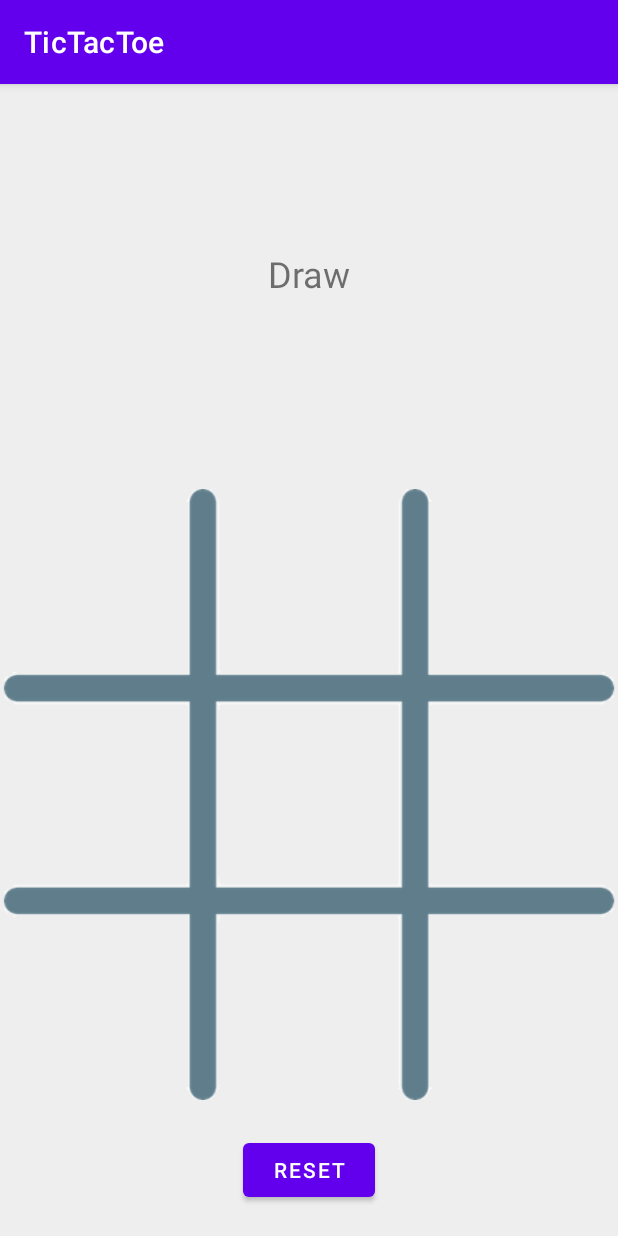
After one commit to xhianto/Ka.Hea.Lam.AndroidDevelopment, an Android app: the GameActivity screen opened directly, with no data from a screen before it, on a phone screen of 412 x 824 dp. The commit adds this screen. Run offline under Robolectric (Android 15) with nearby library versions, the phone set to English and light mode, and no system bars.

Commit message:
Gameactivity layout gemaakt

```diff
--- a/app/src/main/AndroidManifest.xml
+++ b/app/src/main/AndroidManifest.xml
@@ -10,6 +10,9 @@
         android:roundIcon="@mipmap/ic_launcher_round"
         android:supportsRtl="true"
         android:theme="@style/Theme.TicTacToe">
+        <activity
+            android:name=".GameActivity"
+            android:exported="false" />
         <activity
             android:name=".LoginRegisterActivity"
             android:exported="false" />
--- /dev/null
+++ b/app/src/main/java/com/example/tictactoe/GameActivity.kt
@@ -0,0 +1,11 @@
+package com.example.tictactoe
+
+import androidx.appcompat.app.AppCompatActivity
+import android.os.Bundle
+
+class GameActivity : AppCompatActivity() {
+    override fun onCreate(savedInstanceState: Bundle?) {
+        super.onCreate(savedInstanceState)
+        setContentView(R.layout.activity_game)
+    }
+}
--- a/app/src/main/java/com/example/tictactoe/LoginRegisterActivity.kt
+++ b/app/src/main/java/com/example/tictactoe/LoginRegisterActivity.kt
@@ -1,17 +1,14 @@
 package com.example.tictactoe
 
-import androidx.appcompat.app.AppCompatActivity
+
 import android.os.Bundle
-import android.view.MenuItem
 import android.view.View
 import android.widget.Button
 import android.widget.EditText
 import android.widget.TextView
 import android.widget.Toast
 import android.content.Intent
-
-
-
+import androidx.appcompat.app.AppCompatActivity
 
 class LoginRegisterActivity : AppCompatActivity() {
     lateinit var mode: String
@@ -22,7 +19,6 @@ class LoginRegisterActivity : AppCompatActivity() {
     lateinit var editPassword: EditText
     lateinit var editRepeatPassword: EditText
     lateinit var textUsername: TextView
-    lateinit var textRepeatPassword: TextView
     lateinit var textTitle: TextView
     lateinit var buttonSubmit: Button
     lateinit var user: User
@@ -44,13 +40,11 @@ class LoginRegisterActivity : AppCompatActivity() {
         editPassword = findViewById(R.id.editPassword)
         editRepeatPassword = findViewById(R.id.editRepeatPassword)
         textUsername = findViewById(R.id.username)
-        //textRepeatPassword = findViewById(R.id.repeatPassword)
         textTitle = findViewById(R.id.title)
         buttonSubmit = findViewById(R.id.submit)
 
         if (mode == "login") {
             textUsername.visibility = View.INVISIBLE
-            //textRepeatPassword.visibility = View.INVISIBLE
             editUsername.visibility = View.INVISIBLE
             editRepeatPassword.visibility = View.INVISIBLE
             textTitle.text = getString(R.string.login)
@@ -87,8 +81,6 @@ class LoginRegisterActivity : AppCompatActivity() {
                     else if (editPassword.text.toString() != user.password)
                         Toast.makeText(this@LoginRegisterActivity, "Wrong password", Toast.LENGTH_LONG).show()
                     else {
-                        // successful login
-                        // send user info back to mainpage and change buttons...
                         loginUser()
                     }
                 }
@@ -117,13 +109,5 @@ class LoginRegisterActivity : AppCompatActivity() {
         setResult(RESULT_OK, data)
         finish()
     }
-    /*override fun onContextItemSelected(item: MenuItem): Boolean {
-        when (item.itemId) {
-            android.R.id.home -> {
-                finish()
-                return true
-            }
-        }
-        return super.onContextItemSelected(item)
-    }*/
+
 }
--- a/app/src/main/java/com/example/tictactoe/MainActivity.kt
+++ b/app/src/main/java/com/example/tictactoe/MainActivity.kt
@@ -1,14 +1,13 @@
 package com.example.tictactoe
 
 import android.app.Activity
-import androidx.appcompat.app.AppCompatActivity
 import android.os.Bundle
 import android.view.View
 import android.content.Intent
 import android.widget.Button
 import android.widget.ImageButton
-import android.widget.TextView
 import android.widget.Toast
+import androidx.appcompat.app.AppCompatActivity
 import androidx.activity.result.contract.ActivityResultContracts
 
 import com.google.android.gms.auth.api.signin.GoogleSignIn
@@ -18,7 +17,6 @@ import com.google.android.gms.auth.api.signin.GoogleSignInAccount
 import com.google.android.gms.tasks.Task
 import com.google.android.gms.common.api.ApiException
 import com.google.android.gms.common.SignInButton
-import com.google.android.gms.tasks.OnCompleteListener
 
 class MainActivity : AppCompatActivity(), View.OnClickListener {
 
--- a/app/src/main/java/com/example/tictactoe/User.kt
+++ b/app/src/main/java/com/example/tictactoe/User.kt
@@ -33,5 +33,5 @@ class User : Serializable {
         hardLose = 0
     }
 
-    constructor() {}
+    constructor()
 }
--- /dev/null
+++ b/app/src/main/res/layout/activity_game.xml
@@ -0,0 +1,186 @@
+<?xml version="1.0" encoding="utf-8"?>
+<androidx.constraintlayout.widget.ConstraintLayout
+    xmlns:android="http://schemas.android.com/apk/res/android"
+    xmlns:tools="http://schemas.android.com/tools"
+    xmlns:app="http://schemas.android.com/apk/res-auto"
+    android:layout_width="match_parent"
+    android:layout_height="match_parent"
+    tools:context=".GameActivity"
+    android:background="@color/backgroundColor">
+
+    <ImageView
+        android:id="@+id/frame"
+        app:srcCompat="@drawable/frame"
+        android:contentDescription="@string/game_frame"
+        android:layout_width="410dp"
+        android:layout_height="410dp"
+        app:layout_constraintTop_toTopOf="parent"
+        app:layout_constraintBottom_toBottomOf="parent"
+        app:layout_constraintStart_toStartOf="parent"
+        app:layout_constraintEnd_toEndOf="parent"
+        app:layout_constraintVertical_bias="0.75"
+        android:background="@color/backgroundColor"/>
+    <ImageButton
+        android:id="@+id/imageButton00"
+        android:layout_width="100dp"
+        android:layout_height="100dp"
+        android:contentDescription="@string/pos00"
+        app:layout_constraintTop_toTopOf="@+id/frame"
+        app:layout_constraintLeft_toLeftOf="@+id/frame"
+        android:layout_margin="16dp"
+        android:scaleType="fitCenter"
+        android:background="@color/backgroundColor"/>
+    <ImageButton
+        android:id="@+id/imageButton01"
+        android:layout_width="100dp"
+        android:layout_height="100dp"
+        android:contentDescription="@string/pos01"
+        app:layout_constraintTop_toTopOf="@+id/imageButton00"
+        app:layout_constraintLeft_toLeftOf="@+id/imageButton00"
+        android:layout_marginStart="139dp"
+        android:layout_marginLeft="139dp"
+        android:scaleType="fitCenter"
+        android:background="@color/backgroundColor"/>
+    <ImageButton
+        android:id="@+id/imageButton02"
+        android:layout_width="100dp"
+        android:layout_height="100dp"
+        android:contentDescription="@string/pos02"
+        app:layout_constraintTop_toTopOf="@+id/imageButton01"
+        app:layout_constraintLeft_toLeftOf="@+id/imageButton01"
+        android:layout_marginStart="139dp"
+        android:layout_marginLeft="139dp"
+        android:scaleType="fitCenter"
+        android:background="@color/backgroundColor"/>
+    <ImageButton
+        android:id="@+id/imageButton10"
+        android:layout_width="100dp"
+        android:layout_height="100dp"
+        android:contentDescription="@string/pos10"
+        app:layout_constraintTop_toTopOf="@+id/imageButton00"
+        app:layout_constraintLeft_toLeftOf="@+id/imageButton00"
+        android:layout_marginTop="139dp"
+        android:scaleType="fitCenter"
+        android:background="@color/backgroundColor"/>
+    <ImageButton
+        android:id="@+id/imageButton11"
+        android:layout_width="100dp"
+        android:layout_height="100dp"
+        android:contentDescription="@string/pos11"
+        app:layout_constraintTop_toTopOf="@+id/imageButton10"
+        app:layout_constraintLeft_toLeftOf="@+id/imageButton10"
+        android:layout_marginStart="139dp"
+        android:layout_marginLeft="139dp"
+        android:scaleType="fitCenter"
+        android:background="@color/backgroundColor"/>
+    <ImageButton
+        android:id="@+id/imageButton12"
+        android:layout_width="100dp"
+        android:layout_height="100dp"
+        android:contentDescription="@string/pos12"
+        app:layout_constraintTop_toTopOf="@+id/imageButton11"
+        app:layout_constraintLeft_toLeftOf="@+id/imageButton11"
+        android:layout_marginStart="139dp"
+        android:layout_marginLeft="139dp"
+        android:scaleType="fitCenter"
+        android:background="@color/backgroundColor"/>
+    <ImageButton
+        android:id="@+id/imageButton20"
+        android:layout_width="100dp"
+        android:layout_height="100dp"
+        android:contentDescription="@string/pos20"
+        app:layout_constraintTop_toTopOf="@+id/imageButton10"
+        app:layout_constraintLeft_toLeftOf="@+id/imageButton10"
+        android:layout_marginTop="139dp"
+        android:scaleType="fitCenter"
+        android:background="@color/backgroundColor"/>
+    <ImageButton
+        android:id="@+id/imageButton21"
+        android:layout_width="100dp"
+        android:layout_height="100dp"
+        android:contentDescription="@string/pos21"
+        app:layout_constraintTop_toTopOf="@+id/imageButton20"
+        app:layout_constraintLeft_toLeftOf="@+id/imageButton20"
+        android:layout_marginStart="139dp"
+        android:layout_marginLeft="139dp"
+        android:scaleType="fitCenter"
+        android:background="@color/backgroundColor"/>
+    <ImageButton
+        android:id="@+id/imageButton22"
+        android:layout_width="100dp"
+        android:layout_height="100dp"
+        android:contentDescription="@string/pos22"
+        app:layout_constraintTop_toTopOf="@+id/imageButton21"
+        app:layout_constraintLeft_toLeftOf="@+id/imageButton21"
+        android:layout_marginStart="139dp"
+        android:layout_marginLeft="139dp"
+        android:scaleType="fitCenter"
+        android:background="@color/backgroundColor"/>
+    <Button
+        android:id="@+id/resetButton"
+        android:text="@string/reset"
+        android:layout_width="wrap_content"
+        android:layout_height="wrap_content"
+        app:layout_constraintRight_toRightOf="parent"
+        app:layout_constraintLeft_toLeftOf="parent"
+        app:layout_constraintBottom_toBottomOf="parent"
+        android:layout_marginBottom="20dp"/>
+    <TextView
+        android:id="@+id/player1Name"
+        android:layout_marginStart="15dp"
+        android:layout_marginLeft="15dp"
+        android:layout_width="wrap_content"
+        android:layout_height="wrap_content"
+        app:layout_constraintTop_toTopOf="parent"
+        app:layout_constraintBottom_toBottomOf="parent"
+        app:layout_constraintStart_toStartOf="parent"
+        app:layout_constraintVertical_bias="0.15"
+        android:textSize="24sp"
+        android:textColor="#05988a" android:background="#BBBBBB"/>
+    <TextView
+        android:id="@+id/player1Score"
+        android:layout_width="wrap_content"
+        android:layout_height="wrap_content"
+        app:layout_constraintTop_toBottomOf="@+id/player1Name"
+        app:layout_constraintLeft_toLeftOf="@+id/player1Name"
+        android:textSize="24sp"/>
+    <TextView
+        android:id="@+id/player2Name"
+        android:layout_width="wrap_content"
+        android:layout_height="wrap_content"
+        android:layout_marginEnd="15dp"
+        android:layout_marginRight="15dp"
+        app:layout_constraintTop_toTopOf="parent"
+        app:layout_constraintBottom_toBottomOf="parent"
+        app:layout_constraintEnd_toEndOf="parent"
+        app:layout_constraintVertical_bias="0.15"
+        android:textSize="24sp"
+        android:textColor="#ffc109"/>
+    <TextView
+        android:id="@+id/player2Score"
+        android:layout_width="wrap_content"
+        android:layout_height="wrap_content"
+        app:layout_constraintTop_toBottomOf="@+id/player2Name"
+        app:layout_constraintRight_toRightOf="@+id/player2Name"
+        android:textSize="24sp"/>
+    <TextView
+        android:id="@+id/draw"
+        android:text="@string/draw"
+        android:layout_width="wrap_content"
+        android:layout_height="wrap_content"
+        app:layout_constraintTop_toTopOf="parent"
+        app:layout_constraintBottom_toBottomOf="parent"
+        app:layout_constraintStart_toStartOf="parent"
+        app:layout_constraintEnd_toEndOf="parent"
+        app:layout_constraintVertical_bias="0.15"
+        android:textSize="24sp"/>
+    <TextView
+        android:id="@+id/drawScore"
+        android:layout_width="wrap_content"
+        android:layout_height="wrap_content"
+        app:layout_constraintTop_toBottomOf="@+id/draw"
+        app:layout_constraintLeft_toLeftOf="@+id/draw"
+        app:layout_constraintRight_toRightOf="@+id/draw"
+        android:textSize="24sp"/>
+
+</androidx.constraintlayout.widget.ConstraintLayout>
```
